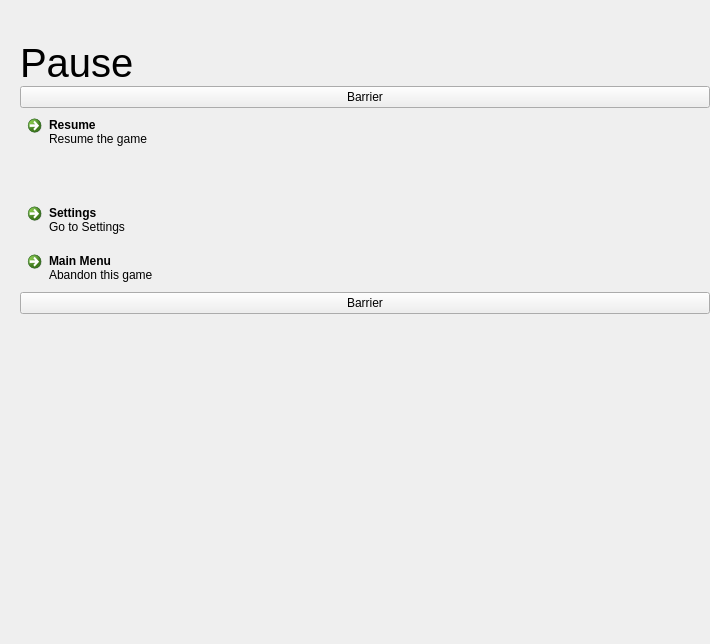
The window that screens/pausescreen.ui (vicr123/entertaining-mines) describes before a commit, drawn with Qt 5.
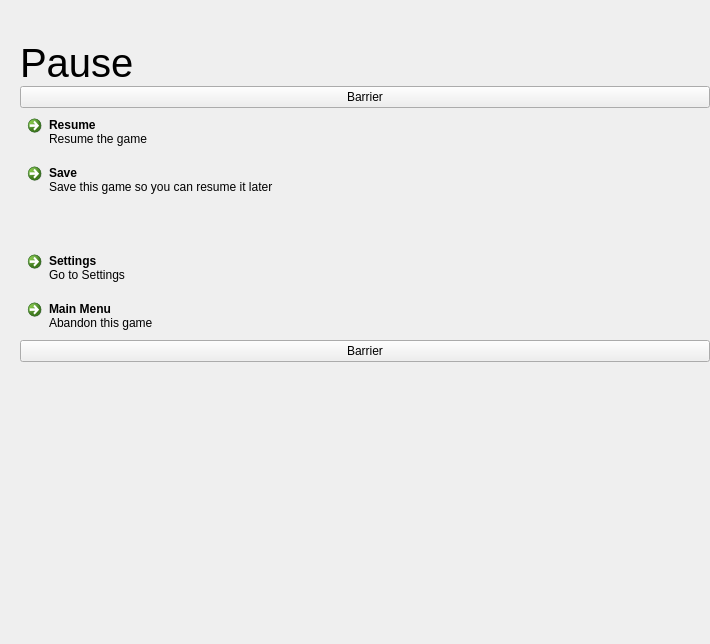
The same window after the commit. Custom widgets are drawn as their Qt base class.

```diff
--- a/screens/pausescreen.ui
+++ b/screens/pausescreen.ui
@@ -100,6 +100,16 @@
          </property>
         </widget>
        </item>
+       <item>
+        <widget class="QCommandLinkButton" name="saveButton">
+         <property name="text">
+          <string>Save</string>
+         </property>
+         <property name="description">
+          <string>Save this game so you can resume it later</string>
+         </property>
+        </widget>
+       </item>
        <item>
         <spacer name="verticalSpacer">
          <property name="orientation">
```
Left out of the diff: 2 changed lines with no effect on the pictures.
